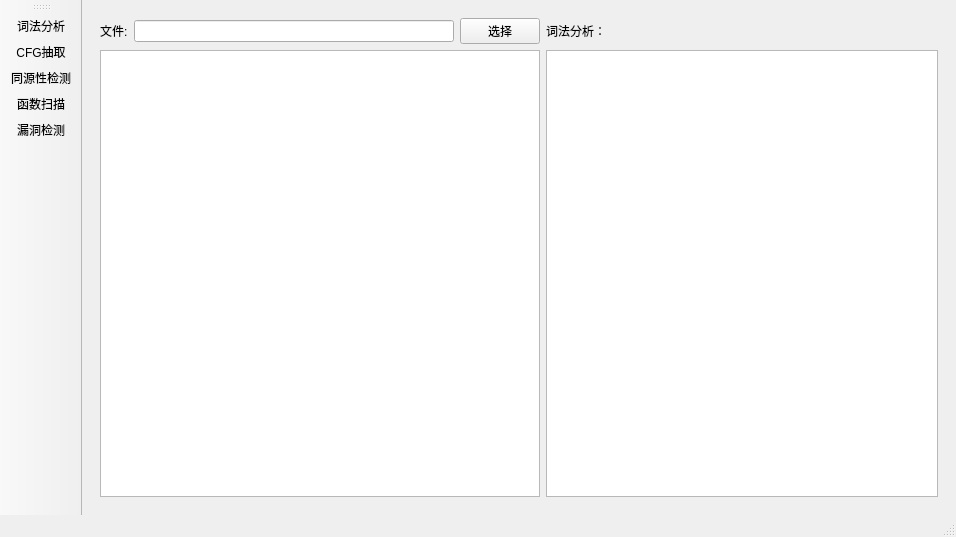
Before: the Qt Designer form mainwindow.ui in Leun9/code-ana, drawn with Qt 5.
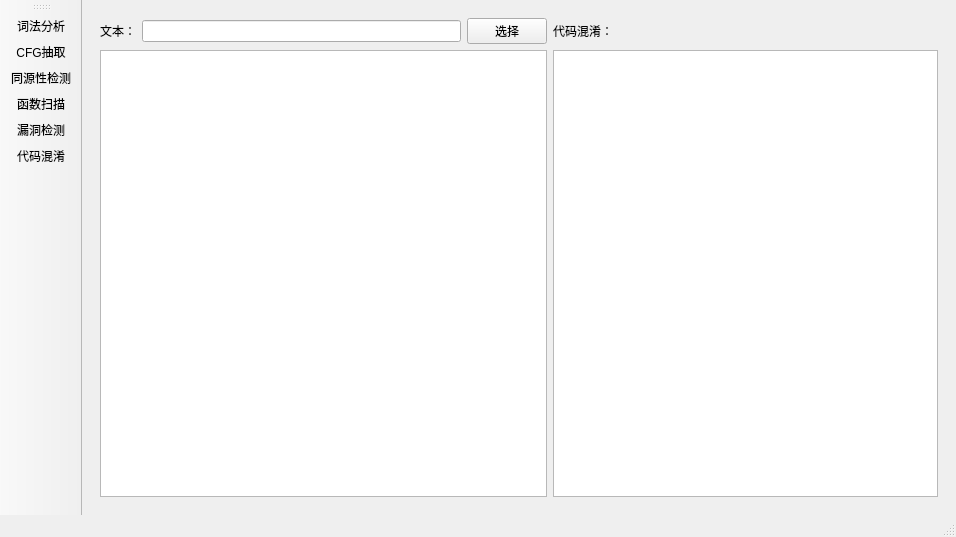
After: the same form once the commit is applied. The open tabs and pages were chosen to show the change.

What changed in the file:
```diff
--- a/mainwindow.ui
+++ b/mainwindow.ui
@@ -276,6 +276,53 @@
         </item>
        </layout>
       </widget>
+      <widget class="QWidget" name="pFuzzer">
+       <layout class="QGridLayout" name="gridLayout_7">
+        <item row="0" column="0">
+         <widget class="QLabel" name="label_14">
+          <property name="text">
+           <string>文本：</string>
+          </property>
+         </widget>
+        </item>
+        <item row="0" column="1">
+         <widget class="QLineEdit" name="leFuzzer"/>
+        </item>
+        <item row="0" column="2">
+         <widget class="QPushButton" name="btnFuzzer">
+          <property name="text">
+           <string>选择</string>
+          </property>
+         </widget>
+        </item>
+        <item row="0" column="3">
+         <widget class="QLabel" name="label_15">
+          <property name="text">
+           <string>代码混淆：</string>
+          </property>
+         </widget>
+        </item>
+        <item row="0" column="4">
+         <spacer name="horizontalSpacer_5">
+          <property name="orientation">
+           <enum>Qt::Horizontal</enum>
+          </property>
+          <property name="sizeHint" stdset="0">
+           <size>
+            <width>312</width>
+            <height>20</height>
+           </size>
+          </property>
+         </spacer>
+        </item>
+        <item row="1" column="0" colspan="3">
+         <widget class="QTextBrowser" name="teFuzzer"/>
+        </item>
+        <item row="1" column="3" colspan="2">
+         <widget class="QTextBrowser" name="teFuzzerInfo"/>
+        </item>
+       </layout>
+      </widget>
      </widget>
     </item>
    </layout>
@@ -313,6 +360,7 @@
    <addaction name="actionHomDet"/>
    <addaction name="actionFuncScan"/>
    <addaction name="actionVulnDet"/>
+   <addaction name="actionFuzzer"/>
   </widget>
   <action name="actionLexAna">
    <property name="text">
@@ -339,6 +387,11 @@
     <string>漏洞检测</string>
    </property>
   </action>
+  <action name="actionFuzzer">
+   <property name="text">
+    <string>代码混淆</string>
+   </property>
+  </action>
  </widget>
  <resources/>
  <connections/>
```
